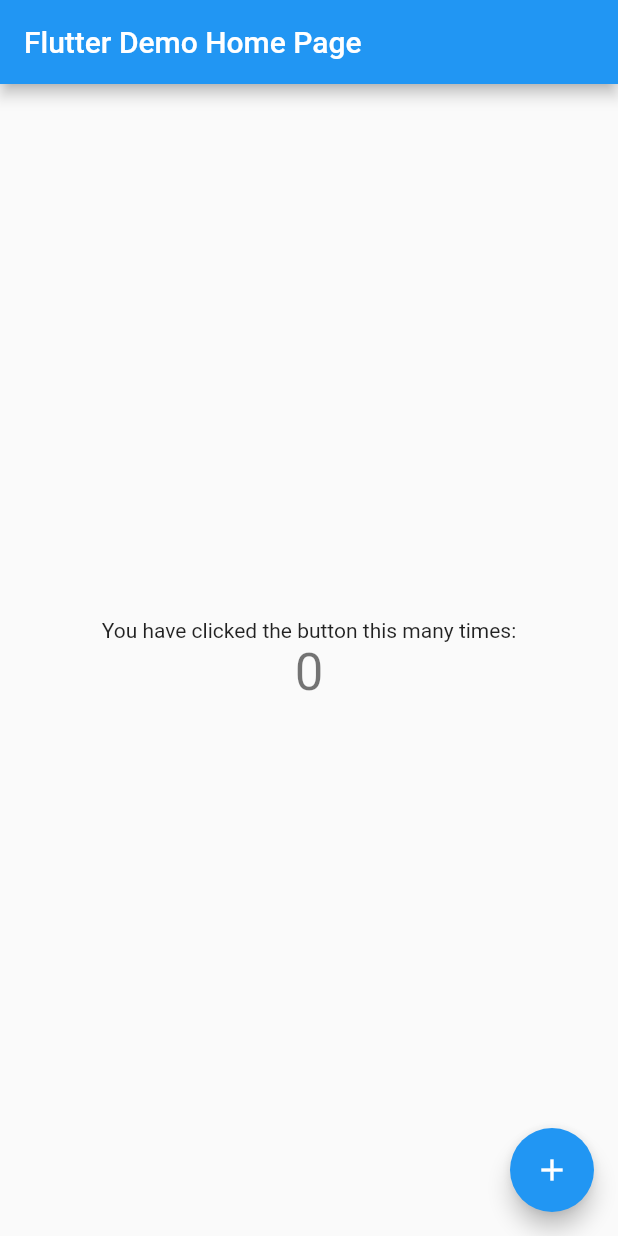
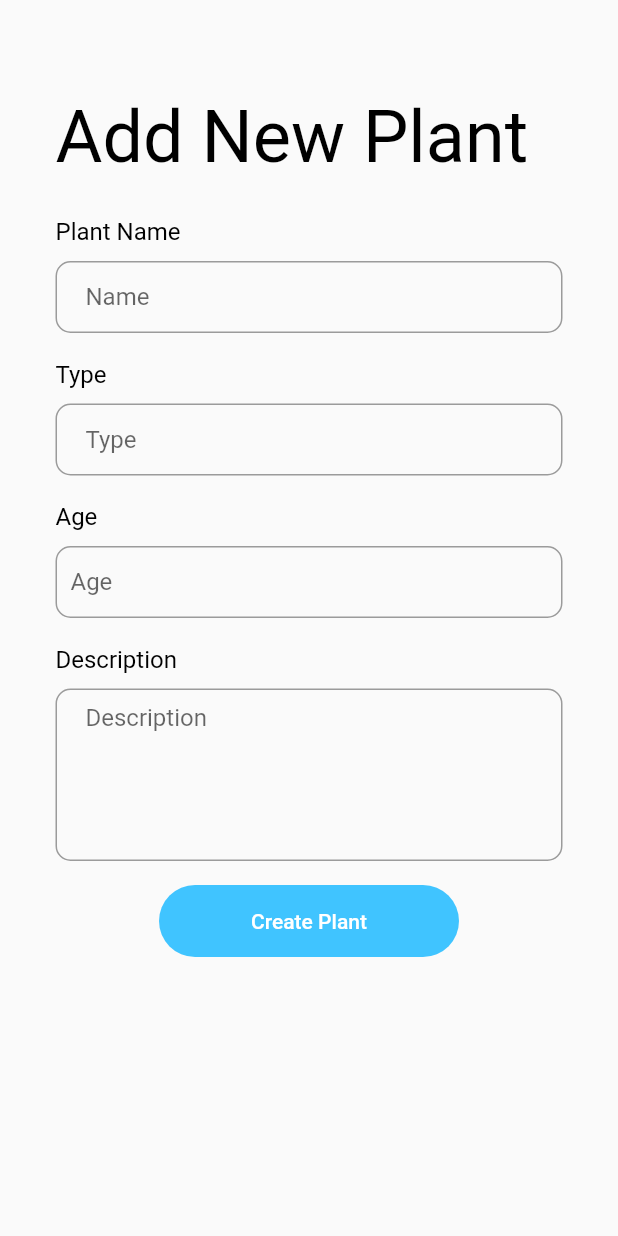
Before and after one commit to Unstoppable-SDP/fasela_app, a Flutter app: the screen it shows after launch, on a phone screen of 412 x 824 dp. Run offline on Flutter 3.47's test engine with Material 2 defaults, Android fonts, the phone set to English and light mode, and no system bars; our stand-ins replace cloud_firestore, firebase_core; accounts and stored records are empty.

Commit message:
feat: creat new plant

```diff
--- a/lib/main.dart
+++ b/lib/main.dart
@@ -1,121 +1,218 @@
 import 'package:flutter/material.dart';
 import 'package:firebase_core/firebase_core.dart';
-import 'firebase_options.dart';
+import 'package:cloud_firestore/cloud_firestore.dart';
 
 void main() async {
   WidgetsFlutterBinding.ensureInitialized();
-  await Firebase.initializeApp(
-    options: DefaultFirebaseOptions.currentPlatform,
-  );
+  await Firebase.initializeApp();
   runApp(const MyApp());
 }
 
 class MyApp extends StatelessWidget {
   const MyApp({super.key});
 
-  // This widget is the root of your application.
   @override
   Widget build(BuildContext context) {
     return MaterialApp(
       title: 'Flutter Demo',
       theme: ThemeData(
-        // This is the theme of your application.
-        //
-        // Try running your application with "flutter run". You'll see the
-        // application has a blue toolbar. Then, without quitting the app, try
-        // changing the primarySwatch below to Colors.green and then invoke
-        // "hot reload" (press "r" in the console where you ran "flutter run",
-        // or simply save your changes to "hot reload" in a Flutter IDE).
-        // Notice that the counter didn't reset back to zero; the application
-        // is not restarted.
         primarySwatch: Colors.blue,
       ),
-      home: const MyHomePage(title: 'Flutter Demo Home Page'),
+      home: const MyHomePage(),
     );
   }
 }
 
 class MyHomePage extends StatefulWidget {
-  const MyHomePage({super.key, required this.title});
-
-  // This widget is the home page of your application. It is stateful, meaning
-  // that it has a State object (defined below) that contains fields that affect
-  // how it looks.
-
-  // This class is the configuration for the state. It holds the values (in this
-  // case the title) provided by the parent (in this case the App widget) and
-  // used by the build method of the State. Fields in a Widget subclass are
-  // always marked "final".
-
-  final String title;
-
+  const MyHomePage({super.key});
   @override
   State<MyHomePage> createState() => _MyHomePageState();
 }
 
 class _MyHomePageState extends State<MyHomePage> {
-  int _counter = 0;
+  // firebase
+  final _fireStore = FirebaseFirestore.instance;
 
-  void _incrementCounter() {
-    setState(() {
-      // This call to setState tells the Flutter framework that something has
-      // changed in this State, which causes it to rerun the build method below
-      // so that the display can reflect the updated values. If we changed
-      // _counter without calling setState(), then the build method would not be
-      // called again, and so nothing would appear to happen.
-      _counter++;
-    });
+  // form variables
+  late String name;
+  late String type;
+  late String description;
+  late String age;
+  late TextEditingController nameTextController;
+  late TextEditingController typeTextController;
+  late TextEditingController descriptionTextController;
+  late TextEditingController ageTextController;
+
+  @override
+  void initState() {
+    super.initState();
+    nameTextController = TextEditingController();
+    typeTextController = TextEditingController();
+    descriptionTextController = TextEditingController();
+    ageTextController = TextEditingController();
   }
 
   @override
+  void dispose() {
+    // Clean up the controller when the widget is removed from the widget tree.
+    // This also removes the _printLatestValue listener.
+    nameTextController.dispose();
+    typeTextController.dispose();
+    descriptionTextController.dispose();
+    ageTextController.dispose();
+    super.dispose();
+  }
+
+  @override
+  @override
   Widget build(BuildContext context) {
-    // This method is rerun every time setState is called, for instance as done
-    // by the _incrementCounter method above.
-    //
-    // The Flutter framework has been optimized to make rerunning build methods
-    // fast, so that you can just rebuild anything that needs updating rather
-    // than having to individually change instances of widgets.
     return Scaffold(
-      appBar: AppBar(
-        // Here we take the value from the MyHomePage object that was created by
-        // the App.build method, and use it to set our appbar title.
-        title: Text(widget.title),
+        body: SingleChildScrollView(
+            child: Padding(
+      padding: const EdgeInsets.all(37.0),
+      child: Column(
+        mainAxisAlignment: MainAxisAlignment.center,
+        crossAxisAlignment: CrossAxisAlignment.start,
+        children: [
+          const Padding(
+            padding: EdgeInsets.symmetric(vertical: 26),
+            child: Text(
+              'Add New Plant',
+              textAlign: TextAlign.center,
+              style: TextStyle(
+                fontSize: 48,
+                color: Colors.black,
+              ),
+            ),
+          ),
+          const Padding(
+              padding: EdgeInsets.only(bottom: 10),
+              child: Text(
+                "Plant Name",
+                textAlign: TextAlign.start,
+                style: TextStyle(fontSize: 16, color: Colors.black),
+              )),
+          TextField(
+            controller: nameTextController,
+            onChanged: (value) {
+              name = value;
+            },
+            decoration: const InputDecoration(
+              hintText: 'Name',
+              alignLabelWithHint: true,
+              contentPadding:
+                  EdgeInsets.symmetric(vertical: 10.0, horizontal: 20.0),
+              border: OutlineInputBorder(
+                borderRadius: BorderRadius.all(Radius.circular(10.0)),
+              ),
+            ),
+          ),
+          const SizedBox(
+            height: 18.0,
+          ),
+          const Padding(
+              padding: EdgeInsets.only(bottom: 10),
+              child: Text(
+                "Type",
+                textAlign: TextAlign.start,
+                style: TextStyle(fontSize: 16, color: Colors.black),
+              )),
+          TextField(
+            controller: typeTextController,
+            onChanged: (value) {
+              type = value;
+            },
+            decoration: const InputDecoration(
+              hintText: 'Type',
+              contentPadding:
+                  EdgeInsets.symmetric(vertical: 10.0, horizontal: 20.0),
+              border: OutlineInputBorder(
+                borderRadius: BorderRadius.all(Radius.circular(10.0)),
+              ),
+            ),
+          ),
+          const SizedBox(
+            height: 18.0,
+          ),
+          const Padding(
+              padding: EdgeInsets.only(bottom: 10),
+              child: Text(
+                "Age",
+                textAlign: TextAlign.start,
+                style: TextStyle(fontSize: 16, color: Colors.black),
+              )),
+          TextField(
+            controller: ageTextController,
+            keyboardType: TextInputType.number,
+            onChanged: (value) {
+              age = value;
+            },
+            decoration: const InputDecoration(
+              contentPadding: EdgeInsets.all(10),
+              hintText: 'Age',
+              border: OutlineInputBorder(
+                borderRadius: BorderRadius.all(Radius.circular(10.0)),
+              ),
+            ),
+          ),
+          const SizedBox(
+            height: 18.0,
+          ),
+          const Padding(
+              padding: EdgeInsets.only(bottom: 10),
+              child: Text(
+                "Description",
+                textAlign: TextAlign.start,
+                style: TextStyle(fontSize: 16, color: Colors.black),
+              )),
+          TextField(
+            controller: descriptionTextController,
+            onChanged: (value) {
+              description = value;
+            },
+            maxLines: 5,
+            decoration: const InputDecoration(
+              contentPadding:
+                  EdgeInsets.symmetric(vertical: 10.0, horizontal: 20.0),
+              hintText: 'Description',
+              border: OutlineInputBorder(
+                borderRadius: BorderRadius.all(Radius.circular(10.0)),
+              ),
+            ),
+          ),
+          Padding(
+            padding: const EdgeInsets.symmetric(vertical: 16.0),
+            child: Center(
+                child: Material(
+              // elevation: 5.0,
+              color: Colors.lightBlueAccent,
+              borderRadius: BorderRadius.circular(30.0),
+
+              child: MaterialButton(
+                minWidth: 200.0,
+                height: 42.0,
+                child: const Text(
+                  'Create Plant',
+                  style: TextStyle(color: Colors.white),
+                ),
+                onPressed: () async {
+                  _fireStore.collection('Plants').add({
+                    'name': name,
+                    'type': type,
+                    'description': description,
+                    'age': age,
+                    'created': Timestamp.now(),
+                  });
+                  nameTextController.clear();
+                  typeTextController.clear();
+                  descriptionTextController.clear();
+                  ageTextController.clear();
+                },
+              ),
+            )),
+          ),
+        ],
       ),
-      body: Center(
-        // Center is a layout widget. It takes a single child and positions it
-        // in the middle of the parent.
-        child: Column(
-          // Column is also a layout widget. It takes a list of children and
-          // arranges them vertically. By default, it sizes itself to fit its
-          // children horizontally, and tries to be as tall as its parent.
-          //
-          // Invoke "debug painting" (press "p" in the console, choose the
-          // "Toggle Debug Paint" action from the Flutter Inspector in Android
-          // Studio, or the "Toggle Debug Paint" command in Visual Studio Code)
-          // to see the wireframe for each widget.
-          //
-          // Column has various properties to control how it sizes itself and
-          // how it positions its children. Here we use mainAxisAlignment to
-          // center the children vertically; the main axis here is the vertical
-          // axis because Columns are vertical (the cross axis would be
-          // horizontal).
-          mainAxisAlignment: MainAxisAlignment.center,
-          children: <Widget>[
-            const Text(
-              'You have clicked the button this many times:',
-            ),
-            Text(
-              '$_counter',
-              style: Theme.of(context).textTheme.headline4,
-            ),
-          ],
-        ),
-      ),
-      floatingActionButton: FloatingActionButton(
-        onPressed: _incrementCounter,
-        tooltip: 'Increment',
-        child: const Icon(Icons.add),
-      ), // This trailing comma makes auto-formatting nicer for build methods.
-    );
+    )));
   }
 }
```
